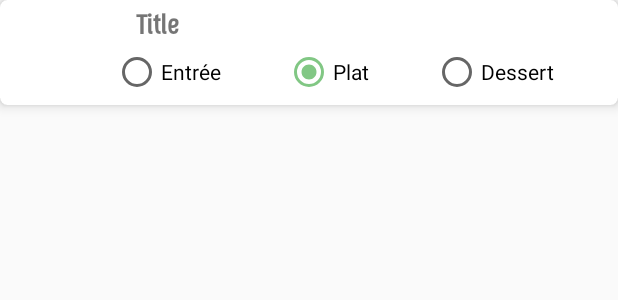
After one commit to eviallet/Recipes, an Android app: the layout row_recipe_intent.xml on its own in the app's theme, with its tools: preview values and no code run, on a phone screen of 412 x 824 dp. The commit adds this screen. Shown: the top 300 px of the screen. Run offline under Robolectric (Android 15) with nearby library versions, the phone set to English and light mode, and no system bars; network calls fail.

Commit message:
Share recipe button

```diff
--- /dev/null
+++ b/app/src/main/res/layout/row_recipe_intent.xml
@@ -0,0 +1,78 @@
+<?xml version="1.0" encoding="utf-8"?>
+<android.support.v7.widget.CardView xmlns:android="http://schemas.android.com/apk/res/android"
+    android:layout_width="wrap_content"
+    android:layout_height="wrap_content"
+    xmlns:tools="http://schemas.android.com/tools"
+    xmlns:app="http://schemas.android.com/apk/res-auto"
+    app:cardElevation="5dp"
+    app:cardCornerRadius="5dp">
+
+    <RelativeLayout
+        android:layout_width="match_parent"
+        android:layout_height="match_parent">
+        <ImageView
+            android:id="@+id/row_recipe_intent_image"
+            android:layout_width="70dp"
+            android:layout_height="70dp"
+
+            tools:ignore="ContentDescription"
+
+            android:layout_centerVertical="true"
+            android:layout_marginStart="5dp"/>
+        <TextView
+            android:id="@+id/row_recipe_intent_title"
+            android:layout_width="match_parent"
+            android:layout_height="wrap_content"
+
+            android:fontFamily="@font/octagen_roman"
+            android:textSize="18sp"
+            android:textStyle="bold"
+            android:maxLines="2"
+            android:text="Title"
+
+            android:layout_toEndOf="@id/row_recipe_intent_image"
+            android:layout_marginStart="15dp"
+            android:layout_marginBottom="5dp"
+            android:layout_marginEnd="5dp"
+            android:layout_marginTop="5dp"/>
+
+        <RadioGroup
+            android:id="@+id/row_recipe_intent_radios"
+            android:layout_width="match_parent"
+            android:layout_height="wrap_content"
+
+            android:layout_below="@id/row_recipe_intent_title"
+            android:layout_toEndOf="@id/row_recipe_intent_image"
+            android:orientation="horizontal"
+
+            android:weightSum="3">
+            <RadioButton
+                android:id="@+id/row_recipe_intent_entree"
+                android:layout_width="wrap_content"
+                android:layout_height="wrap_content"
+
+                android:text="Entrée"
+
+                android:layout_weight="1"/>
+            <RadioButton
+                android:id="@+id/row_recipe_intent_plat"
+                android:layout_width="wrap_content"
+                android:layout_height="wrap_content"
+
+                android:text="Plat"
+                android:checked="true"
+
+                android:layout_weight="1"/>
+            <RadioButton
+                android:id="@+id/row_recipe_intent_dessert"
+                android:layout_width="wrap_content"
+                android:layout_height="wrap_content"
+
+                android:text="Dessert"
+
+                android:layout_weight="1"/>
+        </RadioGroup>
+
+
+    </RelativeLayout>
+</android.support.v7.widget.CardView>
```
Also changed, not shown: app/src/main/AndroidManifest.xml (+7 -2 lines), app/src/main/java/com/gueg/recipes/MainActivity.java (+32 -0 lines), app/src/main/java/com/gueg/recipes/Recipe.java (+9 -1 lines), app/src/main/java/com/gueg/recipes/RecipeIntentAdapter.java (added, +78 -0 lines), app/src/main/java/com/gueg/recipes/RecipeIntentDialog.java (added, +149 -0 lines), app/src/main/java/com/gueg/recipes/RecipeViewDialog.java (+63 -12 lines), app/src/main/java/com/gueg/recipes/RecipesAdapter.java (+10 -0 lines), app/src/main/res/drawable/ic_share.xml (added, +9 -0 lines), app/src/main/res/layout/dialog_recipe_intent.xml (added, +77 -0 lines), app/src/main/res/layout/dialog_recipe_view.xml (+12 -1 lines).
